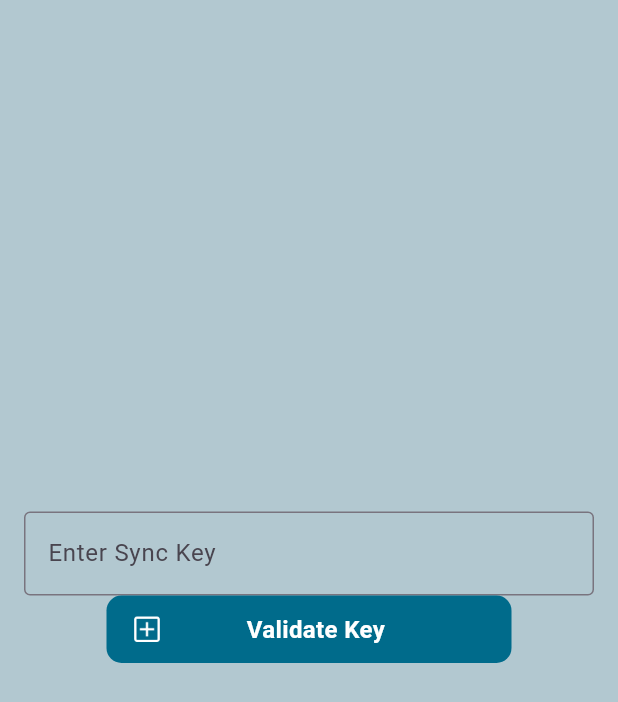
After one commit to MohamaddMortada/AI-Front-End, a Flutter app: the ValidatePage screen opened directly, on a phone screen of 412 x 824 dp. The commit adds this screen. Shown: the top 702 px of the screen. Run offline on Flutter 3.47's test engine with Material 3 defaults, Android fonts, the phone set to English and light mode, and no system bars; our stand-ins replace flutter_secure_storage, get, image_picker, shared_preferences; accounts and stored records are empty; network calls fail.

Commit message:
Creating Validate pages

```diff
--- a/lib/main.dart
+++ b/lib/main.dart
@@ -10,6 +10,7 @@ import 'package:front_end/pages/main_page.dart';
 import 'package:front_end/pages/on_boarding.dart';
 import 'package:front_end/pages/register.dart';
 import 'package:front_end/pages/sync_page.dart';
+import 'package:front_end/pages/validate_page.dart';
 import 'package:get/get_navigation/src/root/get_material_app.dart';
 
 void main() {
@@ -31,7 +32,7 @@ class MainApp extends StatelessWidget {
         scaffoldBackgroundColor: Color(0xFFB2C8D0),
 
       ),
-      home:SyncPage(),
+      home:MainPage(),
 
     );
   }
--- a/lib/pages/contact.dart
+++ b/lib/pages/contact.dart
@@ -21,6 +21,7 @@ class Contact extends StatelessWidget {
 
           Spacer(),
           Input(text: 'Type your message here', image: Image.asset('assets/Icons/type.png'), height: 270, maxLines: 10, controller: messageController, ),
+          SizedBox(height: 10,),
           ButtonSecondary(text:'Send Message', image: Image.asset('assets/Icons/send.png'), onTap: () { print(''); },),
           Spacer(),
           Spacer(),
--- a/lib/pages/main_page.dart
+++ b/lib/pages/main_page.dart
@@ -74,7 +74,7 @@ class _MainPageState extends State<MainPage> {
                     imagePath: 'assets/Analyze-Image.webp',
                     text: 'ANALYZE',
                     discription: 'ANALYZE YOUR PERFORMANCE',
-                    route: '/time',
+                    route: '/analyze',
                   ),
                 ],
               ),
--- a/lib/pages/register.dart
+++ b/lib/pages/register.dart
@@ -55,9 +55,9 @@ class Register extends StatelessWidget {
                   confirmPasswordController.text.trim()
                 ),),
               SizedBox(height: 10),
-              Text('OR'),
+              //Text('OR'),
               SizedBox(height: 10),
-              RegisterGoogle(),
+              //RegisterGoogle(),
               Spacer(),
             ],
           )
--- /dev/null
+++ b/lib/pages/validate_page.dart
@@ -0,0 +1,117 @@
+import 'dart:convert';
+import 'package:front_end/widgets/button_secondary.dart';
+import 'package:http/http.dart' as http;
+import 'package:flutter/material.dart';
+
+class ValidatePage extends StatefulWidget {
+  @override
+  _ValidatePageState createState() => _ValidatePageState();
+}
+
+class _ValidatePageState extends State<ValidatePage> {
+  final TextEditingController _keyController = TextEditingController();
+  int? timeDifference;
+  bool isValidated = false;
+
+  Future<void> validateKey(String key) async {
+    try {
+      final response = await http.post(
+        Uri.parse('http://10.0.2.2:8000/api/validate-key'),
+        headers: {'Content-Type': 'application/json'},
+        body: jsonEncode({'sync_key': key, 'user_id': '5'}),
+      );
+
+      if (response.statusCode == 200) {
+        setState(() {
+          isValidated=true;
+        });
+
+        ScaffoldMessenger.of(context).showSnackBar(
+            SnackBar(content: Text("Key validated successfully!")));
+      } else {
+        final data = json.decode(response.body);
+        ScaffoldMessenger.of(context).showSnackBar(SnackBar(
+            content: Text(data['error'] ?? "Invalid key. Please try again.")));
+      }
+    } catch (error) {
+      ScaffoldMessenger.of(context).showSnackBar(SnackBar(
+          content:
+              Text("Error validating key. Please check your connection.")));
+    }
+  }
+
+  Future<void> stopSession(String key) async {
+    final response = await http.post(
+      Uri.parse('http://10.0.2.2:8000/api/stop'),
+      body: {'sync_key': key},
+    );
+
+    if (response.statusCode == 200) {
+      final data = json.decode(response.body);
+      setState(() {
+        timeDifference = data['time_difference'];
+      });
+    }
+  }
+
+  @override
+  Widget build(BuildContext context) {
+    return Scaffold(
+      body: Center(
+          child: Padding(
+        padding: const EdgeInsets.all(16.0),
+        child: Column(
+          mainAxisAlignment: MainAxisAlignment.center,
+          crossAxisAlignment: CrossAxisAlignment.center,
+          children: [
+            if (timeDifference != null)
+              Text("Time Difference: $timeDifference seconds",
+                  style: const TextStyle(fontSize: 18)),
+            TextField(
+              controller: _keyController,
+              decoration: InputDecoration(
+                labelText: "Enter Sync Key",
+                border: OutlineInputBorder(),
+              ),
+            ),
+            ButtonSecondary(
+              text: "Validate Key",
+              image: Image.asset('assets/Icons/add.png'),
+              onTap: () async {
+                final key = _keyController.text.trim();
+                if (key.isNotEmpty) {
+                  await validateKey(key);
+                } else {
+                  ScaffoldMessenger.of(context).showSnackBar(
+                    SnackBar(content: Text("Please enter a key.")),
+                  );
+                }
+              },
+            ),
+            const SizedBox(
+              height: 10,
+            ),
+            if(isValidated)
+            ButtonSecondary(
+                text: "Stop",
+                image: Image.asset('assets/Icons/start.png'),
+                onTap: () async{
+                  final key = _keyController.text.trim();
+                if (key.isNotEmpty) {
+                  await stopSession(key);
+                } else {
+                  ScaffoldMessenger.of(context).showSnackBar(
+                    SnackBar(content: Text("Please enter a key.")),
+                  );
+                }
+                }),
+            const SizedBox(
+              height: 10,
+            ),
+            Text(_keyController.text.trim()),
+          ],
+        ),
+      )),
+    );
+  }
+}
```
Also changed, not shown: lib/pages/chatbot.dart (+9 -3 lines), lib/pages/sync_page.dart (+2 -17 lines).
